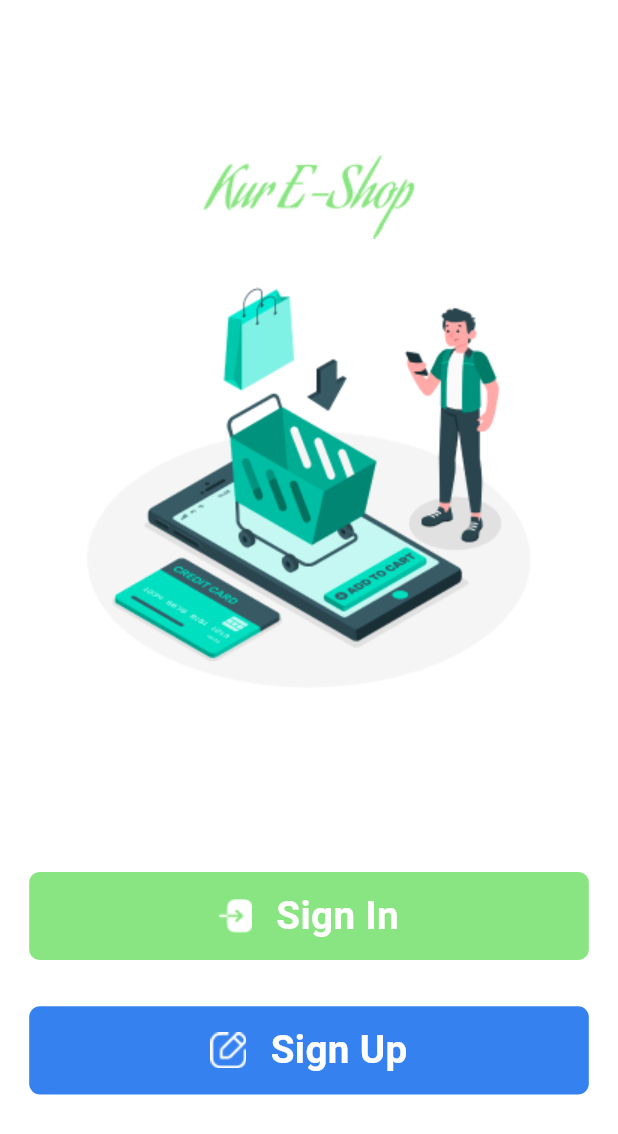
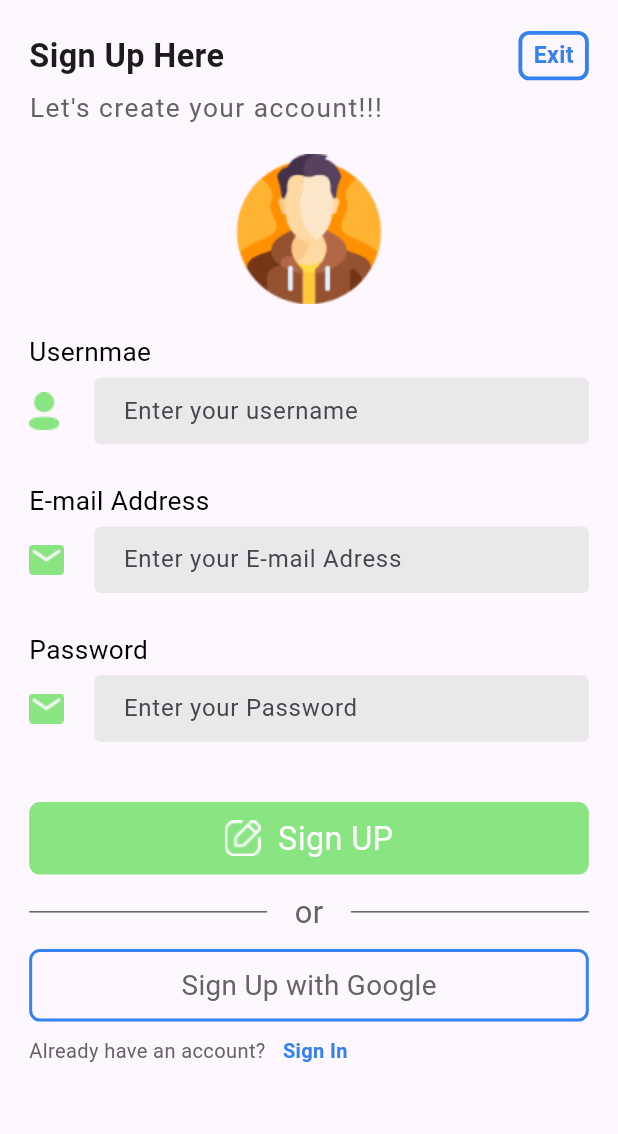
Before and after one commit to SaidazizxonFlutterDev/E-Shop, a Flutter app: the screen it shows after launch, on a phone screen of 412 x 824 dp. Shown: the top 1134 px of the screen. Run offline on Flutter 3.47's test engine with Material 2 defaults, Android fonts, the phone set to English and light mode, and no system bars; our stand-ins replace flutter_screenutil.

Commit message:
sign_up_page UI completed

```diff
--- /dev/null
+++ b/lib/core/components/my_input_decoration.dart
@@ -0,0 +1,21 @@
+import 'package:e_shop/core/constants/const_colors.dart';
+import 'package:flutter/material.dart';
+import 'package:flutter_screenutil/flutter_screenutil.dart';
+
+InputDecoration myInputDecoration(
+    {required String hint}) {
+
+  return InputDecoration(
+    contentPadding: EdgeInsets.symmetric(vertical: 14.5.w, horizontal: 15.h),
+    labelText: hint,
+    fillColor: ColorConst.kGrey,
+    filled: true,
+    enabledBorder: const OutlineInputBorder(
+      borderSide: BorderSide(color: Colors.transparent),
+    ),
+    border: OutlineInputBorder(
+      borderRadius: BorderRadius.circular(7.r),
+      borderSide: const BorderSide(color: Colors.transparent),
+    ),
+  );
+}
--- a/lib/core/constants/asset_const.dart
+++ b/lib/core/constants/asset_const.dart
@@ -3,4 +3,9 @@ class AssetsConst {
   static String splash = "assets/images/splash.png";
   static String mainText = "assets/images/main_text.png";
   static String signUp = "assets/icons/sign_up.png";
+  static String profilePhoto = "assets/images/profile_photo.png";
+  static String usernameIcon = "assets/icons/username.png";
+  static String emailIcon = "assets/icons/email.png";
+  static String passwordIcon = "assets/icons/email.png";
+  static String googleIcon = "assets/images/google_icon.png";
 }
--- a/lib/main.dart
+++ b/lib/main.dart
@@ -23,7 +23,7 @@ class MyApp extends StatelessWidget {
         colorScheme: ColorScheme.fromSeed(seedColor: Colors.deepPurple),
         useMaterial3: true,
       ),
-      initialRoute: '/hero_page',
+      initialRoute: '/sign_up',
       onGenerateRoute: (settings) => RouteGenerator.generateRoute(settings),
     ),
     );
--- a/lib/routes/route_generator.dart
+++ b/lib/routes/route_generator.dart
@@ -1,5 +1,6 @@
 import 'package:e_shop/screens/auth/hero_page.dart';
 import 'package:e_shop/screens/auth/sign_in_page.dart';
+import 'package:e_shop/screens/auth/sign_up_page.dart';
 import 'package:e_shop/screens/home/home_page.dart';
 import 'package:flutter/material.dart';
 
@@ -15,6 +16,9 @@ class RouteGenerator {
 
       case '/sign_in':
         return MaterialPageRoute(builder: (_) => const SignInPage());
+    case '/sign_up':
+        return MaterialPageRoute(builder: (_) => const SignUpPage());
+
     }
   }
 }
--- a/lib/screens/auth/hero_page.dart
+++ b/lib/screens/auth/hero_page.dart
@@ -5,14 +5,9 @@ import 'package:e_shop/widgets/sign_up_button.dart';
 import 'package:flutter/material.dart';
 import 'package:flutter_screenutil/flutter_screenutil.dart';
 
-class HeroPage extends StatefulWidget {
+class HeroPage extends StatelessWidget {
   const HeroPage({super.key});
 
-  @override
-  State<HeroPage> createState() => _HeroPageState();
-}
-
-class _HeroPageState extends State<HeroPage> {
   @override
   Widget build(BuildContext context) {
     return Scaffold(
@@ -33,7 +28,10 @@ class _HeroPageState extends State<HeroPage> {
               child: const SignInButton(),
             ),
             SizedBox(height: 30.h),
-            SignUpButton(color: ColorConst.kSecondary),
+            InkWell(
+              onTap: () => Navigator.pushNamed(context, '/sign_up'),
+              child: SignUpButton(color: ColorConst.kSecondary),
+            ),
           ],
         ),
       ),
--- /dev/null
+++ b/lib/screens/auth/sign_up_page.dart
@@ -0,0 +1,184 @@
+import 'package:e_shop/core/components/my_input_decoration.dart';
+import 'package:e_shop/core/constants/asset_const.dart';
+import 'package:e_shop/core/constants/const_colors.dart';
+import 'package:e_shop/widgets/my_divider_widget.dart';
+import 'package:e_shop/widgets/sign_up_form_widget.dart';
+import 'package:flutter/material.dart';
+import 'package:flutter_screenutil/flutter_screenutil.dart';
+
+class SignUpPage extends StatefulWidget {
+  const SignUpPage({super.key});
+
+  @override
+  State<SignUpPage> createState() => _SignUpPageState();
+}
+
+class _SignUpPageState extends State<SignUpPage> {
+  @override
+  Widget build(BuildContext context) {
+    return Scaffold(
+      body: SafeArea(
+        child: SingleChildScrollView(
+          child: Padding(
+            padding: EdgeInsets.only(
+                top: 20.h, right: 17.w, left: 17.w, bottom: 20.h),
+            child: Column(
+              crossAxisAlignment: CrossAxisAlignment.start,
+              children: [
+                Row(
+                  mainAxisAlignment: MainAxisAlignment.spaceBetween,
+                  children: [
+                    Text(
+                      "Sign Up Here",
+                      style: TextStyle(
+                        fontWeight: FontWeight.bold,
+                        fontSize: 21.sp,
+                      ),
+                    ),
+                    Container(
+                      width: 41.w,
+                      height: 32.h,
+                      decoration: BoxDecoration(
+                        borderRadius: BorderRadius.circular(7.r),
+                        border: Border.all(
+                          color: ColorConst.kSecondary,
+                          width: 2.5.r,
+                        ),
+                      ),
+                      child: Center(
+                        child: Text(
+                          "Exit",
+                          style: TextStyle(
+                            color: ColorConst.kSecondary,
+                            fontSize: 15.sp,
+                            fontWeight: FontWeight.bold,
+                          ),
+                        ),
+                      ),
+                    ),
+                  ],
+                ),
+                SizedBox(height: 5.h),
+                Text(
+                  "Let's create your account!!!",
+                  style: TextStyle(
+                    color: ColorConst.kSecondaryGrey,
+                    fontSize: 17.sp,
+                    letterSpacing: 1,
+                  ),
+                ),
+                Center(
+                  child: Padding(
+                    padding: EdgeInsets.all(17.r),
+                    child: SizedBox(
+                      height: 100.h,
+                      width: 100.h,
+                      child: Image.asset(AssetsConst.profilePhoto),
+                    ),
+                  ),
+                ),
+                Form(
+                  child: Column(
+                    children: [
+                      MySignUpForm(
+                        title: "Usernmae",
+                        imagePath: AssetsConst.usernameIcon,
+                        textFormField: TextFormField(
+                          keyboardType: TextInputType.name,
+                          decoration:
+                              myInputDecoration(hint: "Enter your username"),
+                        ),
+                      ),
+                      SizedBox(height: 24.h),
+                      MySignUpForm(
+                        title: "E-mail Address",
+                        imagePath: AssetsConst.emailIcon,
+                        textFormField: TextFormField(
+                          keyboardType: TextInputType.emailAddress,
+                          decoration: myInputDecoration(
+                              hint: "Enter your E-mail Adress"),
+                        ),
+                      ),
+                      SizedBox(height: 24.h),
+                      MySignUpForm(
+                        title: "Password",
+                        imagePath: AssetsConst.passwordIcon,
+                        textFormField: TextFormField(
+                          obscureText: true,
+                          keyboardType: TextInputType.name,
+                          decoration:
+                              myInputDecoration(hint: "Enter your Password"),
+                        ),
+                      ),
+                      SizedBox(height: 39.h),
+                    ],
+                  ),
+                ),
+                Container(
+                  height: 47.h,
+                  width: 326.w,
+                  decoration: BoxDecoration(
+                    color: ColorConst.primary,
+                    borderRadius: BorderRadius.circular(7.r),
+                  ),
+                  child: Row(
+                    mainAxisAlignment: MainAxisAlignment.center,
+                    children: [
+                      Image.asset(AssetsConst.signUp),
+                      SizedBox(width: 10.w),
+                      Text(
+                        "Sign UP",
+                        style: TextStyle(
+                          color: ColorConst.kWhite,
+                          fontSize: 21.sp,
+                        ),
+                      ),
+                    ],
+                  ),
+                ),
+                const MyDivider(),
+                Container(
+                  height: 47.h,
+                  width: 326.w,
+                  decoration: BoxDecoration(
+                    borderRadius: BorderRadius.circular(7.r),
+                    border: Border.all(
+                      color: ColorConst.kSecondary,
+                      width: 2,
+                    ),
+                  ),
+                  child: Center(
+                    child: Text(
+                      "Sign Up with Google",
+                      style: TextStyle(
+                          color: ColorConst.kSecondaryGrey, fontSize: 18.sp),
+                    ),
+                  ),
+                ),
+                SizedBox(height: 10.h),
+                Row(
+                  children: [
+                    Text(
+                      "Already have an account?",
+                      style: TextStyle(
+                          fontSize: 13.sp, color: ColorConst.kSecondaryGrey),
+                    ),
+                    SizedBox(width: 10.w),
+                    Text(
+                      "Sign In",
+                      style: TextStyle(
+                        fontSize: 13.sp,
+                        color: ColorConst.kSecondary,
+                        fontWeight: FontWeight.bold,
+                      ),
+                    ),
+                  ],
+                )
+              ],
+            ),
+          ),
+        ),
+      ),
+    );
+  }
+}
--- /dev/null
+++ b/lib/widgets/my_divider_widget.dart
@@ -0,0 +1,32 @@
+import 'package:e_shop/core/constants/const_colors.dart';
+import 'package:flutter/material.dart';
+import 'package:flutter_screenutil/flutter_screenutil.dart';
+
+class MyDivider extends StatelessWidget {
+  const MyDivider({super.key});
+
+  @override
+  Widget build(BuildContext context) {
+    return Padding(
+      padding: EdgeInsets.symmetric(vertical: 10.h),
+      child: Row(
+        children: [
+          Expanded(
+            flex: 1,
+            child: Divider(color: ColorConst.kSecondaryGrey),
+          ),
+          Padding(
+            padding: EdgeInsets.symmetric(horizontal: 16.w),
+            child: Text("or",
+                style: TextStyle(
+                    fontSize: 20.sp, color: ColorConst.kSecondaryGrey)),
+          ),
+          Expanded(
+            flex: 1,
+            child: Divider(color: ColorConst.kSecondaryGrey),
+          ),
+        ],
+      ),
+    );
+  }
+}
--- /dev/null
+++ b/lib/widgets/sign_up_form_widget.dart
@@ -0,0 +1,40 @@
+import 'package:e_shop/core/constants/const_colors.dart';
+import 'package:flutter/material.dart';
+import 'package:flutter_screenutil/flutter_screenutil.dart';
+
+// ignore: must_be_immutable
+class MySignUpForm extends StatelessWidget {
+  String title;
+  String imagePath;
+  TextFormField textFormField;
+  MySignUpForm({
+    super.key,
+    required this.title,
+    required this.imagePath,
+    required this.textFormField,
+  });
+
+  @override
+  Widget build(BuildContext context) {
+    return Column(
+      crossAxisAlignment: CrossAxisAlignment.start,
+      children: [
+        Text(
+          title,
+          style: TextStyle(
+            color: ColorConst.kBlack,
+            fontSize: 17.sp,
+          ),
+        ),
+        SizedBox(height: 5.h),
+        Row(
+          mainAxisAlignment: MainAxisAlignment.spaceBetween,
+          children: [
+            Image.asset(imagePath),
+            SizedBox(width: 288.w, height: 43.h, child: textFormField),
+          ],
+        ),
+      ],
+    );
+  }
+}
```
Also changed, not shown: assets/icons/email.png (added), assets/icons/password.png (added), assets/icons/username.png (added), assets/images/google_icon.png (added), assets/images/profile_photo.png (added).
